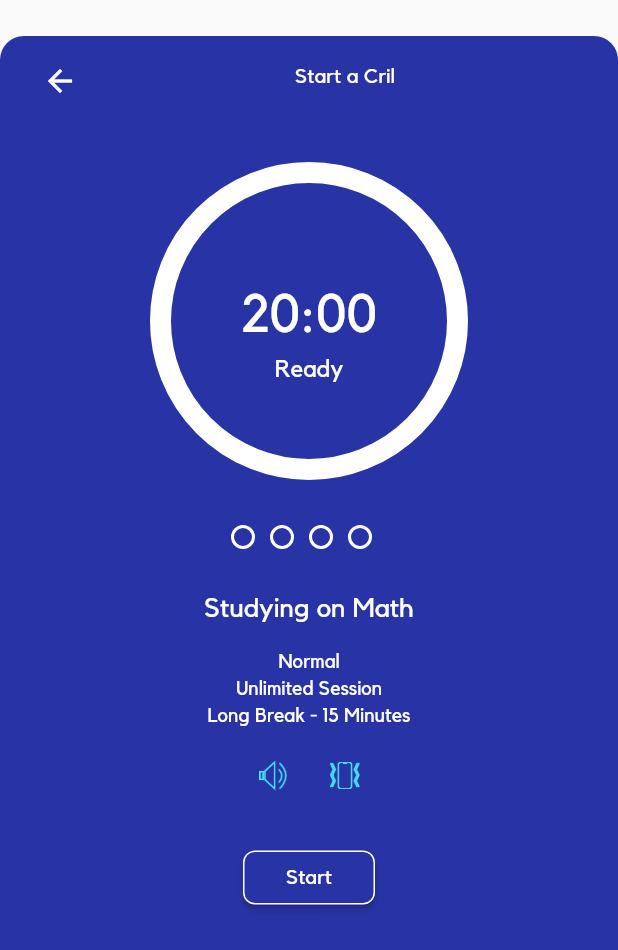
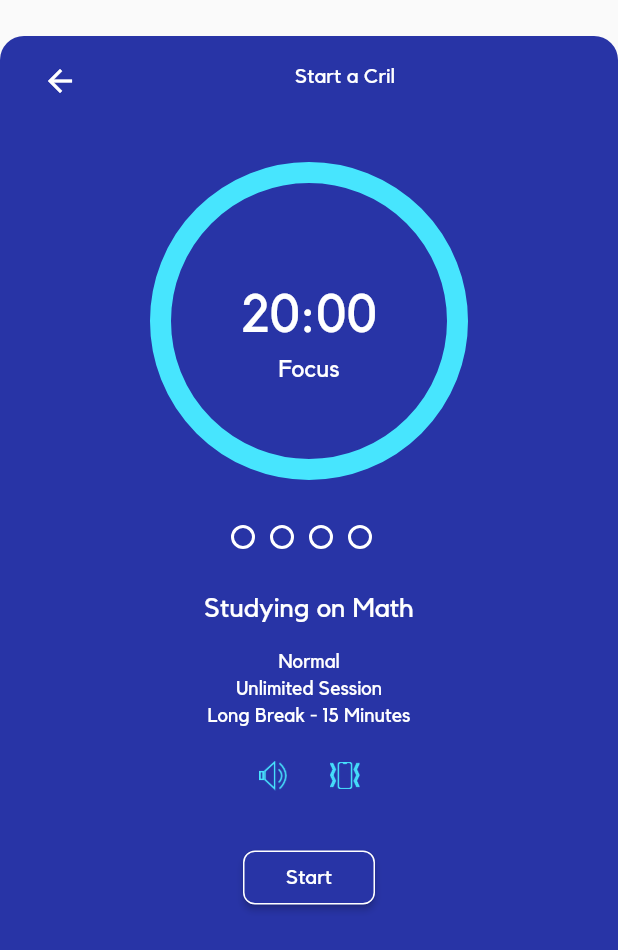
Before and after one commit to alicanbozkurt/pomo-cril, a Flutter app: the PomoTracker screen opened directly, after a tap on "Start", on a phone screen of 412 x 824 dp. Shown: the top 950 px of the screen. Run offline on Flutter 3.47's test engine with Material 2 defaults, Android fonts, the phone set to English and light mode, and no system bars.

Commit message:
update cril tracker

```diff
--- a/lib/utils/color_utils.dart
+++ b/lib/utils/color_utils.dart
@@ -3,5 +3,6 @@ import 'dart:ui';
 class ColorUtils{
   static const blue_app = Color(0xff2834a6);
   static const blue_item = Color(0xff384fbf);
+  static const blue_focus = Color(0xff47e5fe);
   static const bg_home = Color(0xfff8f8f8);
 }
--- a/lib/widget/custom/crtimer.dart
+++ b/lib/widget/custom/crtimer.dart
@@ -1,10 +1,12 @@
 import 'package:flutter/material.dart';
 import 'package:flutter/widgets.dart';
 import 'package:pomodoro_apps/utils/color_utils.dart';
+import 'package:pomodoro_apps/widget/pomo/pomo_tracker.dart';
 
 class CRTimer extends StatefulWidget{
   final List<Widget> children;
-  CRTimer({this.children});
+  final StateTracker stateTracker;
+  CRTimer({this.children, this.stateTracker});
 
   @override
   State<StatefulWidget> createState() => CRTimerState();
@@ -20,7 +22,7 @@ class CRTimerState extends State<CRTimer>{
       decoration: BoxDecoration(
         shape: BoxShape.circle,
         color: ColorUtils.blue_app,
-        border: Border.all(color: Colors.white, width: 14)
+        border: Border.all(color: widget.stateTracker == StateTracker.IDLE ? Colors.white : ColorUtils.blue_focus, width: 14)
       ),
       child: Column(
         mainAxisAlignment: MainAxisAlignment.center,
--- a/lib/widget/pomo/pomo_tracker.dart
+++ b/lib/widget/pomo/pomo_tracker.dart
@@ -10,7 +10,14 @@ class PomoTracker extends StatefulWidget{
 
 }
 
+enum StateTracker{
+  START,
+  IDLE,
+  COMPLETE
+}
+
 class PomoTrackerState extends State<PomoTracker>{
+  StateTracker stateTracker = StateTracker.IDLE;
   @override
   Widget build(BuildContext context) {
     return Scaffold(
@@ -47,11 +54,12 @@ class PomoTrackerState extends State<PomoTracker>{
                     children: <Widget>[
                       Padding(
                         padding:EdgeInsets.only(top: 30, bottom: 30),
-                        child:
+                        child: stateTracker == StateTracker.COMPLETE ?
+                        completeCril():
                         CRTimer(children: <Widget>[
                           Padding(padding:EdgeInsets.only(top: 20, bottom: 10), child: Text("20:00", style: TextStyle(fontFamily: Constants.font, fontSize: 35, color: Colors.white))),
-                          Text("Ready", style: TextStyle(fontFamily: Constants.font, fontSize: 16, color: Colors.white),),
-                        ])
+                          Text(stateTracker == StateTracker.IDLE ? "Ready" : "Focus", style: TextStyle(fontFamily: Constants.font, fontSize: 16, color: Colors.white),),
+                        ], stateTracker:  stateTracker)
                       ),
                       dotIndicator(),
                       textCril(),
@@ -64,7 +72,15 @@ class PomoTrackerState extends State<PomoTracker>{
                             mainAxisSize: MainAxisSize.min,
                             mainAxisAlignment: MainAxisAlignment.center,
                             children:<Widget>[
-                            CRButton(text: "Start",)
+                            CRButton(text: "Start", onClick: (){
+                              setState(() {
+                                if(stateTracker == StateTracker.IDLE){
+                                  stateTracker = StateTracker.START;
+                                }else{
+                                  stateTracker = StateTracker.COMPLETE;
+                                }
+                              });
+                            },)
                             ]
                       )
                       )
@@ -76,6 +92,26 @@ class PomoTrackerState extends State<PomoTracker>{
               ]
             )
       ),
+    );
+  }
+
+  Widget completeCril(){
+    return Padding(
+      padding: EdgeInsets.only(top: 20),
+      child:Column(
+      mainAxisSize: MainAxisSize.min,
+      mainAxisAlignment: MainAxisAlignment.center,
+      children: <Widget>[
+        Text("You've completed", textAlign: TextAlign.center,style: TextStyle(fontFamily: Constants.font, fontSize: 26, color: Colors.white),),
+        Row(
+          mainAxisSize: MainAxisSize.min,
+          children:<Widget>[
+          Text("4", textAlign: TextAlign.center,style: TextStyle(fontFamily: Constants.font, fontSize: 100, color: Colors.white),),
+           Text("cril", textAlign: TextAlign.center,style: TextStyle(fontFamily: Constants.font, fontSize: 26, color: Colors.white),),
+          ]
+        )
+      ],
+      )
     );
   }
 
```
Also changed, not shown: lib/widget/pomo/Pomo.dart (+20 -3 lines).
